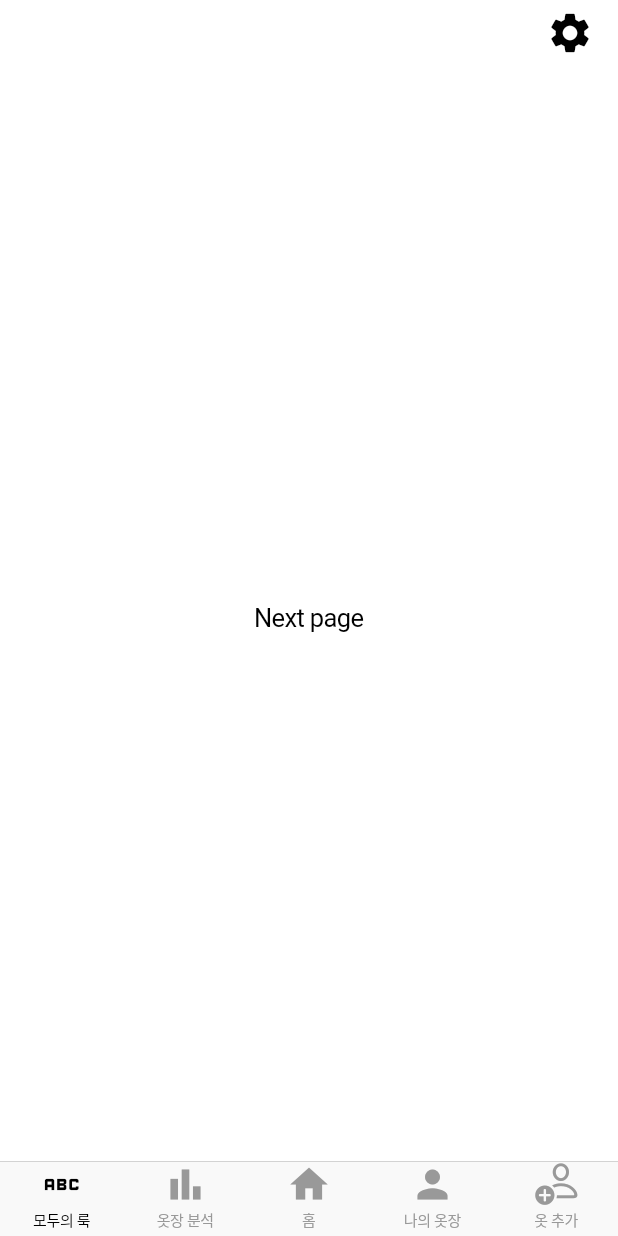
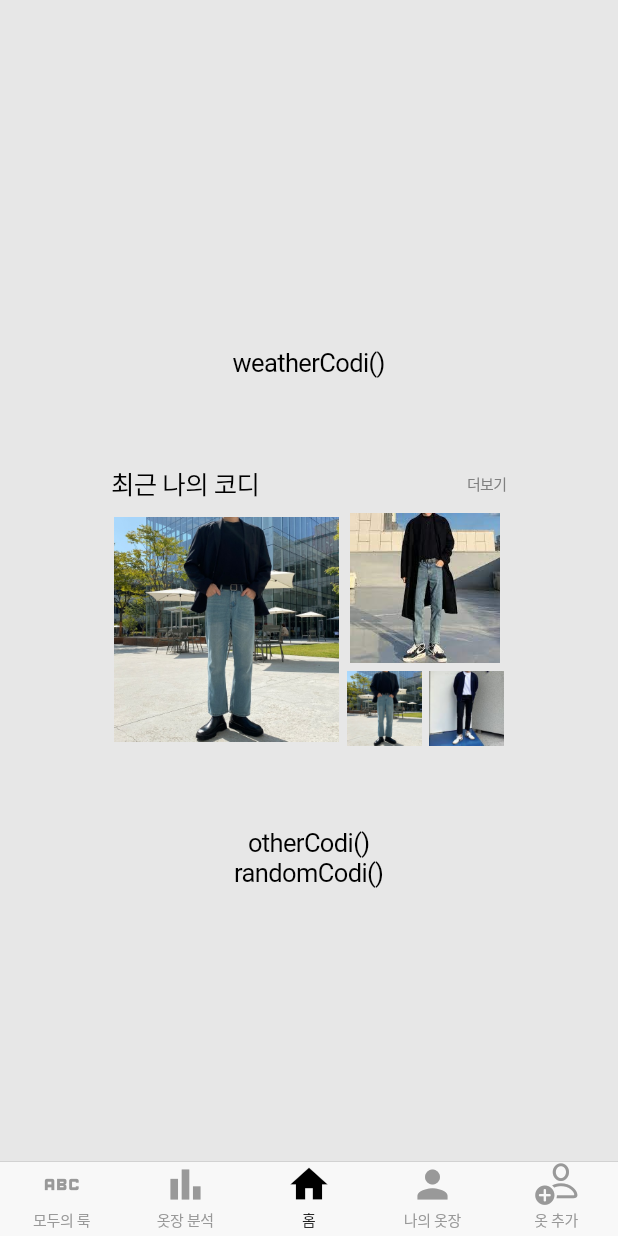
Before and after one commit to alwaysbemyday1/eotteom, a Flutter app: the screen it shows after launch, on a phone screen of 412 x 824 dp. Run offline on Flutter 3.47's test engine with Material 2 defaults, Android fonts, the phone set to English and light mode, and no system bars.

Commit message:
최근 나의 코디

```diff
--- a/lib/home/home.dart
+++ b/lib/home/home.dart
@@ -0,0 +1,89 @@
+import 'package:flutter/cupertino.dart';
+
+class Home extends StatefulWidget {
+  const Home({super.key});
+
+  @override
+  State<Home> createState() => _HomeState();
+}
+
+class _HomeState extends State<Home> {
+  @override
+  Widget build(BuildContext context) {
+    return Column(
+      crossAxisAlignment: CrossAxisAlignment.center,
+      mainAxisAlignment: MainAxisAlignment.center,
+      children: [
+        Text('weatherCodi()'),
+        MyCodi(),
+        Text('otherCodi()'),
+        Text('randomCodi()'),
+      ],
+    );
+  }
+}
+
+class MyCodi extends StatelessWidget {
+  const MyCodi({super.key});
+
+  @override
+  Widget build(BuildContext context) {
+    return Container(
+      width: 500,
+      height : 300,
+      padding: EdgeInsets.all(5),
+      child: Column(
+          crossAxisAlignment: CrossAxisAlignment.center,
+          mainAxisAlignment: MainAxisAlignment.center,
+          children: [
+            Row(
+                crossAxisAlignment: CrossAxisAlignment.center,
+                mainAxisAlignment: MainAxisAlignment.spaceAround,
+                children:[
+                  Container(
+                    padding:EdgeInsets.all(5),
+                    child:Text('최근 나의 코디'),
+                  ),
+                  Container(
+                    padding:EdgeInsets.all(5),
+                    child:Text('더보기', style: TextStyle(fontSize: 10, color: Color.fromRGBO(128,128,128, 1)),),
+                  ),
+                ]
+            ),
+            Row(
+              crossAxisAlignment: CrossAxisAlignment.center,
+              mainAxisAlignment: MainAxisAlignment.center,
+              children: [
+                Container(
+                  padding:EdgeInsets.all(2.5),
+                  child:Image.asset('assets/codi1.png', width:150, height:150),
+                ),
+                Column(
+                  crossAxisAlignment: CrossAxisAlignment.center,
+                  mainAxisAlignment: MainAxisAlignment.center,
+                  children: [
+                    Container(
+                      padding:EdgeInsets.all(2.5),
+                      child:Image.asset('assets/codi2.png', width:100, height:100),
+                    ),
+                    Row(
+                      children: [
+                        Container(
+                          padding:EdgeInsets.all(2.5),
+                          child:Image.asset('assets/codi1.png', width:50, height:50),
+                        ),
+                        Container(
+                          padding:EdgeInsets.all(2.5),
+                          child:Image.asset('assets/codi4.png', width:50, height:50),
+                        ),
+                      ],
+                    )
+                  ],
+                )
+              ],
+            )
+          ]
+      ),
+    );
+  }
+}
--- a/lib/main.dart
+++ b/lib/main.dart
@@ -1,5 +1,6 @@
 import 'package:flutter/cupertino.dart';
 import 'package:flutter/material.dart';
+import 'home/home.dart';
 import 'style/style.dart';
 
 void main() {
@@ -16,38 +17,52 @@
   @override
   Widget build(BuildContext context) {
     return CupertinoTabScaffold(
+        backgroundColor: Colors.white,
         tabBar: CupertinoTabBar(
           items: const <BottomNavigationBarItem>[
-            BottomNavigationBarItem(
-              icon: Icon(Icons.abc),
-              label: '모두의 룩',
-            ),
-            BottomNavigationBarItem(
-                icon: Icon(Icons.bar_chart_outlined),
-                label: '옷장 분석'
-            ),
-            BottomNavigationBarItem(
-              icon: Icon(Icons.home),
-              label: '홈'
-            ),
-            BottomNavigationBarItem(
-              icon: Icon(Icons.person),
-              label: '나의 옷장',
-            ),
-            BottomNavigationBarItem(
-              icon: Icon(CupertinoIcons.person_add),
-              label: '옷 추가',
-            ),
+            BottomNavigationBarItem(icon: Icon(Icons.abc), label: '모두의 룩',),
+            BottomNavigationBarItem(icon: Icon(Icons.bar_chart_outlined), label: '옷장 분석'),
+            BottomNavigationBarItem(icon: Icon(Icons.home), label: '홈'),
+            BottomNavigationBarItem(icon: Icon(Icons.person), label: '나의 옷장',),
+            BottomNavigationBarItem(icon: Icon(CupertinoIcons.person_add), label: '옷 추가',),
           ],
         ),
-        tabBuilder: (BuildContext context, int index) {
-          return CupertinoTabView(builder: (BuildContext context) {
-            return const CupertinoPageScaffold(
-                navigationBar: CupertinoNavigationBar(
-                  trailing: Icon(Icons.settings),
-                ),
-                child: Center(child: Text('Next page')));
-          });
-        });
+        controller: CupertinoTabController(initialIndex: 2),
+        tabBuilder: (context, index) {
+          switch (index) {
+            case 0:
+              return CupertinoTabView(
+                builder: (context) {
+                  return const Center(child: Text('모두의 룩'));
+                },
+              );
+            case 1:
+              return CupertinoTabView(
+                builder: (context) {
+                  return const Center(child: Text('옷장 분석'));
+                },
+              );
+            case 2:
+              return CupertinoTabView(
+                builder: (context) {
+                  return const Home();
+                },
+              );
+            case 3:
+              return CupertinoTabView(
+                builder: (context) {
+                  return const Center(child: Text('나의 옷장'));
+                },
+              );
+            case 4:
+              return CupertinoTabView(
+                builder: (context) {
+                  return const Center(child: Text('옷 추가'));
+                },
+              );
+          }
+          return const Text('null');  // 고쳐야함
+        }
+    );
   }
 }
--- a/pubspec.yaml
+++ b/pubspec.yaml
@@ -53,6 +53,8 @@
 
 # The following section is specific to Flutter packages.
 flutter:
+  assets:
+    - assets/
 
   # The following line ensures that the Material Icons font is
   # included with your application, so that you can use the icons in
```
Also changed, not shown: assets/codi1.png (added), assets/codi2.png (added), assets/codi3.png (added), assets/codi4.png (added).
